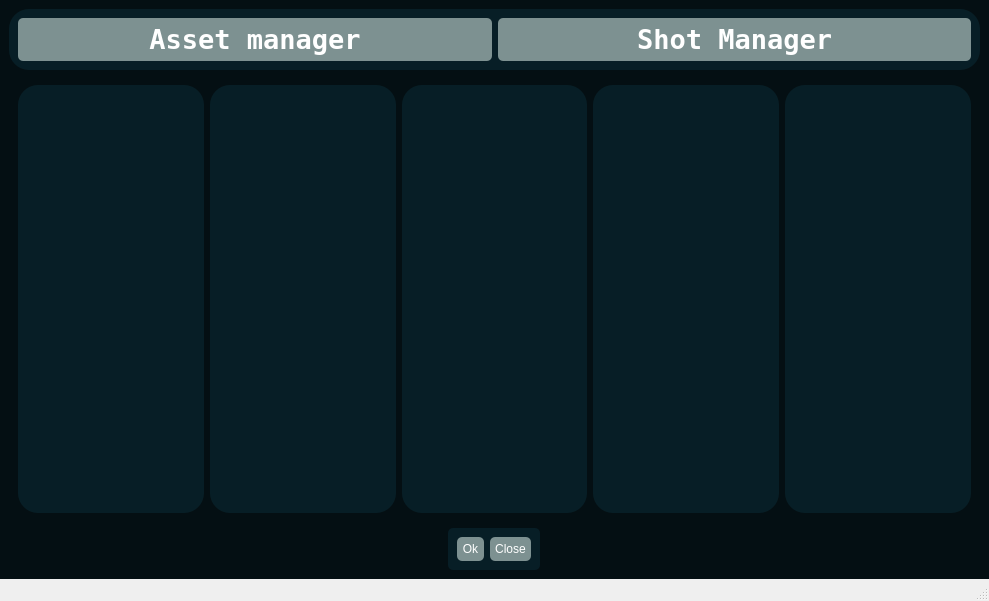
Blue-Silvers/FatePipe, file python/abspipeline/ui/qt/browser.ui: the form before one commit.
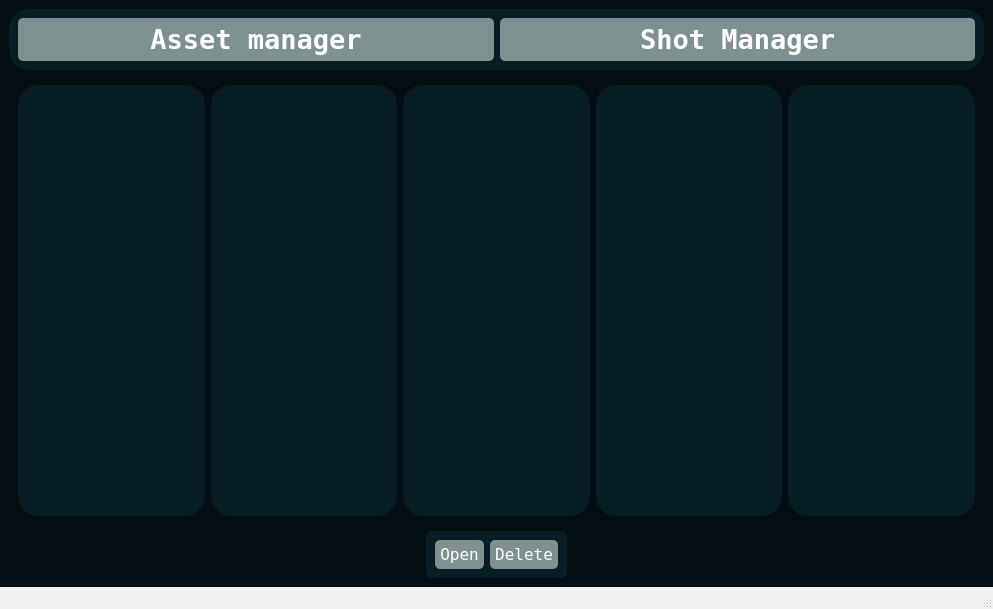
The form after the commit.

Commit message: [Add] button open and delete

What changed in the file:
```diff
--- a/python/abspipeline/ui/qt/browser.ui
+++ b/python/abspipeline/ui/qt/browser.ui
@@ -6,8 +6,8 @@
    <rect>
     <x>0</x>
     <y>0</y>
-    <width>989</width>
-    <height>601</height>
+    <width>993</width>
+    <height>609</height>
    </rect>
   </property>
   <property name="windowTitle">
@@ -89,16 +89,28 @@
       </property>
       <layout class="QGridLayout" name="gridLayout_3">
        <item row="0" column="0">
-        <widget class="QPushButton" name="pushButton_2">
+        <widget class="QPushButton" name="pb_open">
+         <property name="font">
+          <font>
+           <family>Terminal</family>
+           <pointsize>12</pointsize>
+          </font>
+         </property>
          <property name="text">
-          <string>Ok</string>
+          <string>Open</string>
          </property>
         </widget>
        </item>
        <item row="0" column="1">
-        <widget class="QPushButton" name="pushButton">
+        <widget class="QPushButton" name="pb_delete">
+         <property name="font">
+          <font>
+           <family>Terminal</family>
+           <pointsize>12</pointsize>
+          </font>
+         </property>
          <property name="text">
-          <string>Close</string>
+          <string>Delete</string>
          </property>
         </widget>
        </item>
```
Left out of the diff: 2 changed lines with no effect on the pictures. The commit also changes 3 other files.
